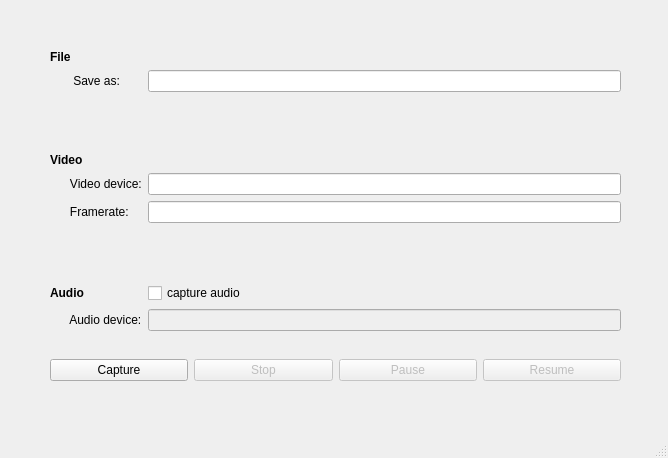
Before: the Qt Designer form ui/mainwindow.ui in giulio98/libcapture, drawn with Qt 5.
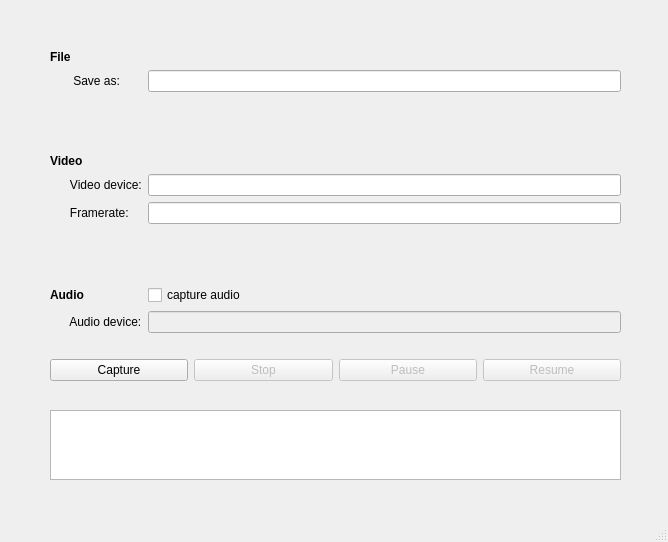
After: the same form once the commit is applied.

The edit to the form file:
```diff
--- a/ui/mainwindow.ui
+++ b/ui/mainwindow.ui
@@ -7,7 +7,7 @@
     <x>0</x>
     <y>0</y>
     <width>668</width>
-    <height>458</height>
+    <height>542</height>
    </rect>
   </property>
   <property name="windowTitle">
@@ -20,7 +20,7 @@
       <x>50</x>
       <y>50</y>
       <width>571</width>
-      <height>281</height>
+      <height>283</height>
      </rect>
     </property>
     <layout class="QFormLayout" name="formLayout">
@@ -194,6 +194,22 @@
      </item>
     </layout>
    </widget>
+   <widget class="QPlainTextEdit" name="plainTextEdit">
+    <property name="enabled">
+     <bool>true</bool>
+    </property>
+    <property name="geometry">
+     <rect>
+      <x>50</x>
+      <y>410</y>
+      <width>571</width>
+      <height>70</height>
+     </rect>
+    </property>
+    <property name="readOnly">
+     <bool>true</bool>
+    </property>
+   </widget>
   </widget>
   <widget class="QMenuBar" name="menubar">
    <property name="geometry">
```
Left out of the diff: 26 changed lines with no effect on the pictures.
